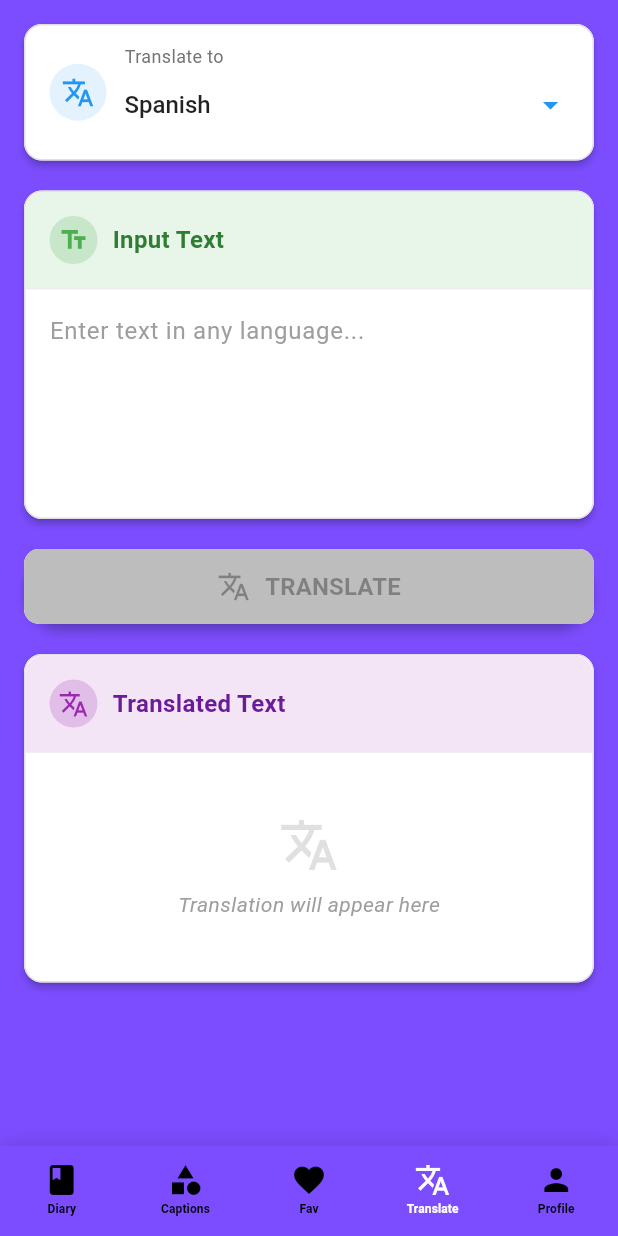
After one commit to Zianur/Unicap-Flutter, a Flutter app: the screen it shows after launch, item 4 of the bottom bar chosen, on a phone screen of 412 x 824 dp. The commit adds this screen. Run offline on Flutter 3.47's test engine with Material 3 defaults, Android fonts, the light colour scheme and no system bars; our stand-ins replace cached_network_image, connectivity_plus, firebase_auth, firebase_core, firebase_database, flutter_animate and 8 more; missing offline and left inert: new_version_plus, pro_image_editor, translator_plus; accounts and stored records are empty.

Commit message:
design - translate feature added successfully

```diff
--- /dev/null
+++ b/lib/common/basewidgets/translation_widget.dart
@@ -0,0 +1,375 @@
+import 'package:flutter/material.dart';
+import 'package:provider/provider.dart';
+import 'package:unicap_cg/controllers/translator_controller.dart';
+
+class TranslationWidget extends StatelessWidget {
+  const TranslationWidget({super.key});
+
+  @override
+  Widget build(BuildContext context) {
+
+    return Consumer<TranslatorController>(
+        builder: (context, translatorProvider, __) {
+        return Padding(
+          padding: const EdgeInsets.all(16),
+          child: Column(
+            children: [
+              // Header with Language Selection
+              _buildLanguageSelector(translatorProvider),
+              SizedBox(height: 20),
+
+              Expanded(
+                child: SingleChildScrollView(
+                  child: Column(
+                    mainAxisSize: MainAxisSize.min,
+                    children: [
+                      // Translation Input Area
+                      _buildInputSection(context, translatorProvider),
+                      SizedBox(height: 20),
+
+                      // Translate Button
+                      _buildTranslateButton(translatorProvider),
+                      SizedBox(height: 20),
+
+                      // Translation Output Area
+                      _buildOutputSection(context, translatorProvider),
+                    ],
+                  ),
+                ),
+              ),
+            ],
+          ),
+        );
+      }
+    );
+  }
+
+  Widget _buildLanguageSelector(TranslatorController provider) {
+    return Material(
+      elevation: 2,
+      borderRadius: BorderRadius.circular(12),
+      child: Container(
+        padding: const EdgeInsets.symmetric(horizontal: 16, vertical: 12),
+        decoration: BoxDecoration(
+          color: Colors.white,
+          borderRadius: BorderRadius.circular(12),
+          border: Border.all(color: Colors.grey[300]!),
+        ),
+        child: Row(
+          children: [
+            Container(
+              padding: EdgeInsets.all(8),
+              decoration: BoxDecoration(
+                color: Colors.blue.shade50,
+                shape: BoxShape.circle,
+              ),
+              child: Icon(Icons.translate, color: Colors.blue, size: 22),
+            ),
+            SizedBox(width: 12),
+            Expanded(
+              child: Column(
+                mainAxisAlignment: MainAxisAlignment.center,
+                crossAxisAlignment: CrossAxisAlignment.start,
+                children: [
+                  Text(
+                    'Translate to',
+                    style: TextStyle(
+                      fontSize: 12,
+                      color: Colors.grey[600],
+                    ),
+                  ),
+
+                  DropdownButtonHideUnderline(
+                    child: DropdownButton<String>(
+                      value: provider.selectedLanguage,
+                      isExpanded: true,
+                      icon: Icon(Icons.arrow_drop_down, color: Colors.blue),
+                      style: TextStyle(
+                        fontSize: 16,
+                        color: Colors.black87,
+                        fontWeight: FontWeight.w500,
+                      ),
+                      items: provider.supportedLanguages.entries.map((entry) {
+                        return DropdownMenuItem(
+                          value: entry.key,
+                          child: Text(
+                            entry.value,
+                            overflow: TextOverflow.ellipsis,
+                          ),
+                        );
+                      }).toList(),
+                      onChanged: (value) {
+                        if (value != null) {
+                          provider.setSelectedLanguage(value);
+                        }
+                      },
+                    ),
+                  ),
+                ],
+              ),
+            ),
+          ],
+        ),
+      ),
+    );
+  }
+
+  Widget _buildInputSection(BuildContext context, TranslatorController provider) {
+    return Material(
+      elevation: 2,
+      borderRadius: BorderRadius.circular(12),
+      child: Container(
+        decoration: BoxDecoration(
+          color: Colors.white,
+          borderRadius: BorderRadius.circular(12),
+          border: Border.all(color: Colors.grey[300]!),
+        ),
+        child: Column(
+          crossAxisAlignment: CrossAxisAlignment.start,
+          children: [
+            // Header
+            Container(
+              padding: const EdgeInsets.all(16),
+              decoration: BoxDecoration(
+                color: Colors.green.shade50,
+                borderRadius: BorderRadius.vertical(top: Radius.circular(12)),
+                border: Border(bottom: BorderSide(color: Colors.grey[200]!)),
+              ),
+              child: Row(
+                children: [
+                  Container(
+                    padding: EdgeInsets.all(6),
+                    decoration: BoxDecoration(
+                      color: Colors.green.shade100,
+                      shape: BoxShape.circle,
+                    ),
+                    child: Icon(Icons.text_fields, color: Colors.green, size: 20),
+                  ),
+                  SizedBox(width: 10),
+                  Text(
+                    'Input Text',
+                    style: TextStyle(
+                      fontWeight: FontWeight.w600,
+                      fontSize: 16,
+                      color: Colors.green.shade800,
+                    ),
+                  ),
+                  Spacer(),
+                  if (provider.inputText.isNotEmpty)
+                    Row(
+                      children: [
+                        IconButton(
+                          icon: Icon(Icons.content_copy, size: 20),
+                          onPressed: () => provider.copyToClipboard(
+                            context,
+                            provider.inputText,
+                          ),
+                          tooltip: 'Copy text',
+                          color: Colors.green,
+                        ),
+                        IconButton(
+                          icon: Icon(Icons.clear, size: 20),
+                          onPressed: provider.clearText,
+                          tooltip: 'Clear text',
+                          color: Colors.grey,
+                        ),
+                      ],
+                    ),
+                ],
+              ),
+            ),
+
+            // Text Field
+            Padding(
+              padding: const EdgeInsets.all(16),
+              child: ConstrainedBox(
+                constraints: BoxConstraints(minHeight: 120),
+                child: TextField(
+                  controller: provider.inputController,
+                  onChanged: provider.setInputText,
+                  maxLines: null,
+                  minLines: 5,
+                  textAlignVertical: TextAlignVertical.top,
+                  decoration: InputDecoration(
+                    hintText: 'Enter text in any language...',
+                    border: InputBorder.none,
+                    hintStyle: TextStyle(color: Colors.grey[500]),
+                    contentPadding: EdgeInsets.zero,
+                  ),
+                  style: TextStyle(fontSize: 16),
+                ),
+              ),
+            ),
+          ],
+        ),
+      ),
+    );
+  }
+
+  Widget _buildTranslateButton(TranslatorController provider) {
+    return Material(
+      elevation: 3,
+      borderRadius: BorderRadius.circular(25),
+      child: Container(
+        height: 50,
+        width: double.infinity,
+        decoration: BoxDecoration(
+          color: Colors.white,
+          borderRadius: BorderRadius.circular(10),
+        ),
+        child: ElevatedButton(
+          onPressed: provider.isTranslating || provider.inputText.isEmpty
+              ? null
+              : provider.translate,
+          style: ElevatedButton.styleFrom(
+            backgroundColor: Colors.transparent,
+            shadowColor: Colors.transparent,
+            shape: RoundedRectangleBorder(
+              borderRadius: BorderRadius.circular(10),
+            ),
+            disabledBackgroundColor: Colors.grey[400],
+          ),
+          child: provider.isTranslating
+              ? Row(
+            mainAxisAlignment: MainAxisAlignment.center,
+            children: [
+              SizedBox(
+                width: 20,
+                height: 20,
+                child: CircularProgressIndicator(
+                  strokeWidth: 2,
+                  valueColor: AlwaysStoppedAnimation(Colors.white),
+                ),
+              ),
+              SizedBox(width: 10),
+              Text(
+                'Translating...',
+                style: TextStyle(
+                  color: Colors.black,
+                  fontSize: 16,
+                  fontWeight: FontWeight.w600,
+                ),
+              ),
+            ],
+          )
+              : Row(
+            mainAxisAlignment: MainAxisAlignment.center,
+            children: [
+              Icon(Icons.translate, size: 22),
+              SizedBox(width: 10),
+              Text(
+                'TRANSLATE',
+                style: TextStyle(
+                  fontSize: 16,
+                  fontWeight: FontWeight.w600,
+                ),
+              ),
+            ],
+          ),
+        ),
+      ),
+    );
+  }
+
+  Widget _buildOutputSection(BuildContext context, TranslatorController provider) {
+    return Material(
+      elevation: 2,
+      borderRadius: BorderRadius.circular(12),
+      child: Container(
+        decoration: BoxDecoration(
+          color: Colors.white,
+          borderRadius: BorderRadius.circular(12),
+          border: Border.all(color: Colors.grey[300]!),
+        ),
+        child: Column(
+          crossAxisAlignment: CrossAxisAlignment.start,
+          children: [
+            // Header
+            Container(
+              padding: const EdgeInsets.all(16),
+              decoration: BoxDecoration(
+                color: Colors.purple.shade50,
+                borderRadius: BorderRadius.vertical(top: Radius.circular(12)),
+                border: Border(bottom: BorderSide(color: Colors.grey[200]!)),
+              ),
+              child: Row(
+                children: [
+                  Container(
+                    padding: EdgeInsets.all(6),
+                    decoration: BoxDecoration(
+                      color: Colors.purple.shade100,
+                      shape: BoxShape.circle,
+                    ),
+                    child: Icon(Icons.translate, color: Colors.purple, size: 20),
+                  ),
+                  SizedBox(width: 10),
+
+                  Text(
+                    'Translated Text',
+                    style: TextStyle(
+                      fontWeight: FontWeight.w600,
+                      fontSize: 16,
+                      color: Colors.purple.shade800,
+                    ),
+                  ),
+                  Spacer(),
+
+                  if (provider.translatedText.isNotEmpty)
+                    IconButton(
+                      icon: Icon(Icons.content_copy, size: 20),
+                      onPressed: () => provider.copyToClipboard(
+                        context,
+                        provider.translatedText,
+                      ),
+                      tooltip: 'Copy translation',
+                      color: Colors.purple,
+                    ),
+                ],
+              ),
+            ),
+
+            // Translation Output
+            Padding(
+              padding: const EdgeInsets.all(16),
+              child: ConstrainedBox(
+                constraints: BoxConstraints(minHeight: 120),
+                child: SingleChildScrollView(
+                  child: provider.translatedText.isNotEmpty
+                      ? Text(
+                    provider.translatedText,
+                    style: TextStyle(
+                      fontSize: 16,
+                      height: 1.5,
+                    ),
+                  )
+                      : Container(
+                    height: 120,
+                    alignment: Alignment.center,
+                    child: Column(
+                      mainAxisAlignment: MainAxisAlignment.center,
+                      children: [
+                        Icon(
+                          Icons.translate,
+                          size: 40,
+                          color: Colors.grey[300],
+                        ),
+                        SizedBox(height: 10),
+                        Text(
+                          'Translation will appear here',
+                          style: TextStyle(
+                            color: Colors.grey[500],
+                            fontStyle: FontStyle.italic,
+                          ),
+                        ),
+                      ],
+                    ),
+                  ),
+                ),
+              ),
+            ),
+          ],
+        ),
+      ),
+    );
+  }
+}
--- /dev/null
+++ b/lib/controllers/translator_controller.dart
@@ -0,0 +1,185 @@
+import 'package:flutter/material.dart';
+import 'package:flutter/services.dart';
+import 'package:translator_plus/translator_plus.dart';
+
+class TranslatorController with ChangeNotifier {
+
+  TranslatorController();
+
+  String _selectedLanguage = 'es';
+  String _inputText = '';
+  String _translatedText = '';
+  bool _isTranslating = false;
+  final TextEditingController inputController = TextEditingController();
+
+
+  final Map<String, String> _supportedLanguages = {
+    'af': 'Afrikaans',
+    'sq': 'Albanian',
+    'am': 'Amharic',
+    'ar': 'Arabic',
+    'hy': 'Armenian',
+    'az': 'Azerbaijani',
+    'eu': 'Basque',
+    'be': 'Belarusian',
+    'bn': 'Bengali',
+    'bs': 'Bosnian',
+    'bg': 'Bulgarian',
+    'ca': 'Catalan',
+    'ceb': 'Cebuano',
+    'ny': 'Chichewa',
+    'zh-cn': 'Chinese (Simplified)',
+    'zh-tw': 'Chinese (Traditional)',
+    'co': 'Corsican',
+    'hr': 'Croatian',
+    'cs': 'Czech',
+    'da': 'Danish',
+    'nl': 'Dutch',
+    'en': 'English',
+    'eo': 'Esperanto',
+    'et': 'Estonian',
+    'tl': 'Filipino',
+    'fi': 'Finnish',
+    'fr': 'French',
+    'fy': 'Frisian',
+    'gl': 'Galician',
+    'ka': 'Georgian',
+    'de': 'German',
+    'el': 'Greek',
+    'gu': 'Gujarati',
+    'ht': 'Haitian Creole',
+    'ha': 'Hausa',
+    'haw': 'Hawaiian',
+    'he': 'Hebrew',
+    'hi': 'Hindi',
+    'hmn': 'Hmong',
+    'hu': 'Hungarian',
+    'is': 'Icelandic',
+    'ig': 'Igbo',
+    'id': 'Indonesian',
+    'ga': 'Irish',
+    'it': 'Italian',
+    'ja': 'Japanese',
+    'jw': 'Javanese',
+    'kn': 'Kannada',
+    'kk': 'Kazakh',
+    'km': 'Khmer',
+    'ko': 'Korean',
+    'ku': 'Kurdish (Kurmanji)',
+    'ky': 'Kyrgyz',
+    'lo': 'Lao',
+    'la': 'Latin',
+    'lv': 'Latvian',
+    'lt': 'Lithuanian',
+    'lb': 'Luxembourgish',
+    'mk': 'Macedonian',
+    'mg': 'Malagasy',
+    'ms': 'Malay',
+    'ml': 'Malayalam',
+    'mt': 'Maltese',
+    'mi': 'Maori',
+    'mr': 'Marathi',
+    'mn': 'Mongolian',
+    'my': 'Myanmar (Burmese)',
+    'ne': 'Nepali',
+    'no': 'Norwegian',
+    'ps': 'Pashto',
+    'fa': 'Persian',
+    'pl': 'Polish',
+    'pt': 'Portuguese',
+    'pa': 'Punjabi',
+    'ro': 'Romanian',
+    'ru': 'Russian',
+    'sm': 'Samoan',
+    'gd': 'Scots Gaelic',
+    'sr': 'Serbian',
+    'st': 'Sesotho',
+    'sn': 'Shona',
+    'sd': 'Sindhi',
+    'si': 'Sinhala',
+    'sk': 'Slovak',
+    'sl': 'Slovenian',
+    'so': 'Somali',
+    'es': 'Spanish',
+    'su': 'Sundanese',
+    'sw': 'Swahili',
+    'sv': 'Swedish',
+    'tg': 'Tajik',
+    'ta': 'Tamil',
+    'te': 'Telugu',
+    'th': 'Thai',
+    'tr': 'Turkish',
+    'uk': 'Ukrainian',
+    'ur': 'Urdu',
+    'uz': 'Uzbek',
+    'vi': 'Vietnamese',
+    'cy': 'Welsh',
+    'xh': 'Xhosa',
+    'yi': 'Yiddish',
+    'yo': 'Yoruba',
+    'zu': 'Zulu',
+  };
+
+  String get selectedLanguage => _selectedLanguage;
+  String get inputText => _inputText;
+  String get translatedText => _translatedText;
+  bool get isTranslating => _isTranslating;
+  Map<String, String> get supportedLanguages => _supportedLanguages;
+
+  @override
+  void dispose() {
+    inputController.dispose();
+    super.dispose();
+  }
+
+  void setInputText(String text) {
+    _inputText = text;
+    notifyListeners();
+  }
+
+  void setSelectedLanguage(String languageCode) {
+    _selectedLanguage = languageCode;
+    notifyListeners();
+  }
+
+  Future<void> translate() async {
+    if (_inputText.trim().isEmpty) return;
+
+    _isTranslating = true;
+    notifyListeners();
+
+    try {
+      final translator = GoogleTranslator();
+
+      // Perform translation
+      final translation = await translator.translate(
+        _inputText,
+        to: _selectedLanguage,
+      );
+
+      _translatedText = translation.text;
+    } catch (e) {
+      _translatedText = 'Translation failed: $e';
+    } finally {
+      _isTranslating = false;
+      notifyListeners();
+    }
+  }
+
+
+  void copyToClipboard(BuildContext context, String text) {
+    if (text.isNotEmpty) {
+      Clipboard.setData(ClipboardData(text: text));
+      ScaffoldMessenger.of(context).showSnackBar(
+        SnackBar(content: Text('Copied to clipboard')),
+      );
+    }
+  }
+
+  void clearText() {
+    inputController.clear();
+    _inputText = '';
+    _translatedText = '';
+    notifyListeners();
+  }
+}
--- a/lib/core/app_providers.dart
+++ b/lib/core/app_providers.dart
@@ -1,6 +1,7 @@
 import 'package:provider/provider.dart';
 import 'package:provider/single_child_widget.dart';
 import 'package:unicap_cg/controllers/fav_caption_controller.dart';
+import 'package:unicap_cg/controllers/translator_controller.dart';
 import 'package:unicap_cg/di_container.dart';
 import '../controllers/auth_controller.dart';
 import '../controllers/diary_controller.dart';
@@ -12,4 +13,5 @@ List<SingleChildWidget> appProviders = [
   ChangeNotifierProvider(create: (context) => sl<DiaryController>()),
   ChangeNotifierProvider(create: (context) => sl<CaptionCategoryController>()),
   ChangeNotifierProvider(create: (context) => sl<FavoriteCaptionController>()),
+  ChangeNotifierProvider(create: (context) => sl<TranslatorController>()),
 ];
--- a/lib/di_container.dart
+++ b/lib/di_container.dart
@@ -6,6 +6,7 @@ import 'package:unicap_cg/controllers/auth_controller.dart';
 import 'package:unicap_cg/controllers/caption_category_controller.dart';
 import 'package:unicap_cg/controllers/diary_controller.dart';
 import 'package:unicap_cg/controllers/fav_caption_controller.dart';
+import 'package:unicap_cg/controllers/translator_controller.dart';
 import 'package:unicap_cg/services/auth_service.dart';
 import 'package:unicap_cg/services/fav_caption_service.dart';
 import 'package:unicap_cg/services/firebase_service.dart';
@@ -40,4 +41,5 @@ void init() {
   sl.registerLazySingleton(() => FavoriteCaptionController(favoriteCaptionService: sl(), dbHelper: sl()));
   sl.registerLazySingleton(() => AuthController(authService: sl()));
   sl.registerLazySingleton(() => CaptionCategoryController(firebaseService: sl()));
+  sl.registerLazySingleton(() => TranslatorController());
 }
--- a/lib/views/home_screen.dart
+++ b/lib/views/home_screen.dart
@@ -7,6 +7,7 @@ import 'package:unicap_cg/controllers/diary_controller.dart';
 import 'package:unicap_cg/helper/network_info.dart';
 import 'package:unicap_cg/views/caption_category_screen.dart';
 import 'package:unicap_cg/views/fav_caption_screen.dart';
+import 'package:unicap_cg/views/translation_screen.dart';
 import '../controllers/caption_category_controller.dart';
 import 'diary_list_screen.dart';
 import 'login_screen.dart';
@@ -29,7 +30,7 @@ class _HomeScreenState extends State<HomeScreen> with SingleTickerProviderStateM
 
     NetworkInfo.checkConnectivity(context);
 
-    _tabController = TabController(length: 4, vsync: this);
+    _tabController = TabController(length: 5, vsync: this);
 
     loadData();
 
@@ -134,6 +135,7 @@ class _HomeScreenState extends State<HomeScreen> with SingleTickerProviderStateM
               DiaryListScreen(),
               CaptionCategoryView(),
               FavCaptionScreen(),
+              TranslationScreen(),
               LoginScreen(),
             ],
           ),
@@ -157,11 +159,16 @@ class _HomeScreenState extends State<HomeScreen> with SingleTickerProviderStateM
               indicatorColor: Colors.transparent,
               dividerColor: Colors.transparent,
               tabs: [
-                Tab(icon: Icon(Icons.book), text: 'Diary '),
+                Tab(icon: Icon(Icons.book), text: 'Diary'),
                 Tab(icon: Icon(Icons.category ), text: 'Captions'),
-                Tab(icon: Icon(Icons.favorite), text: 'Favorite'),
+                Tab(icon: Icon(Icons.favorite), text: 'Fav'),
+                Tab(icon: Icon(Icons.translate), text: 'Translate'),
                 Tab(icon: Icon(Icons.person), text: 'Profile'),
               ],
+              labelStyle: TextStyle(
+                fontSize: 8,
+                fontWeight: FontWeight.w600,
+              ),
             ),
           )),
       ),
--- /dev/null
+++ b/lib/views/translation_screen.dart
@@ -0,0 +1,11 @@
+import 'package:flutter/material.dart';
+import 'package:unicap_cg/common/basewidgets/translation_widget.dart';
+
+class TranslationScreen extends StatelessWidget {
+  const TranslationScreen({super.key});
+
+  @override
+  Widget build(BuildContext context) {
+    return TranslationWidget();
+  }
+}
--- a/pubspec.yaml
+++ b/pubspec.yaml
@@ -43,6 +43,7 @@ dependencies:
   firebase_core_web: ^2.7.0
   firebase_auth_web: ^5.8.4
   get_it: ^7.6.0
+  translator_plus: ^1.0.1
 
   # The following adds the Cupertino Icons font to your application.
   # Use with the CupertinoIcons class for iOS style icons.
```
Also changed, not shown: pubspec.lock.
